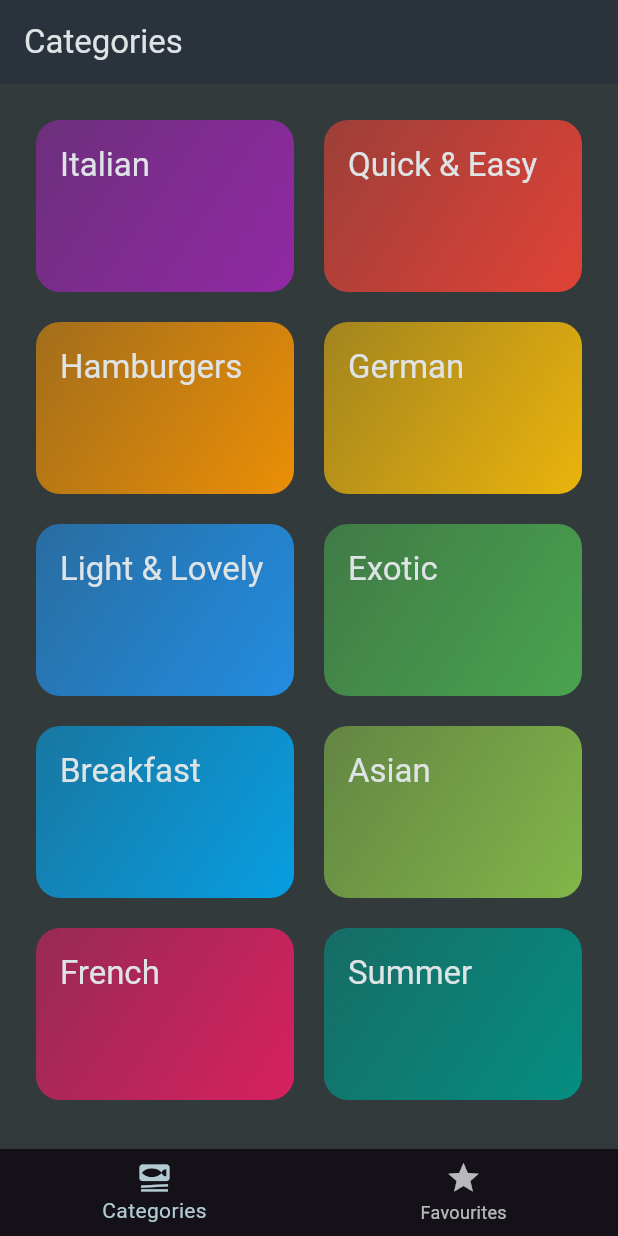
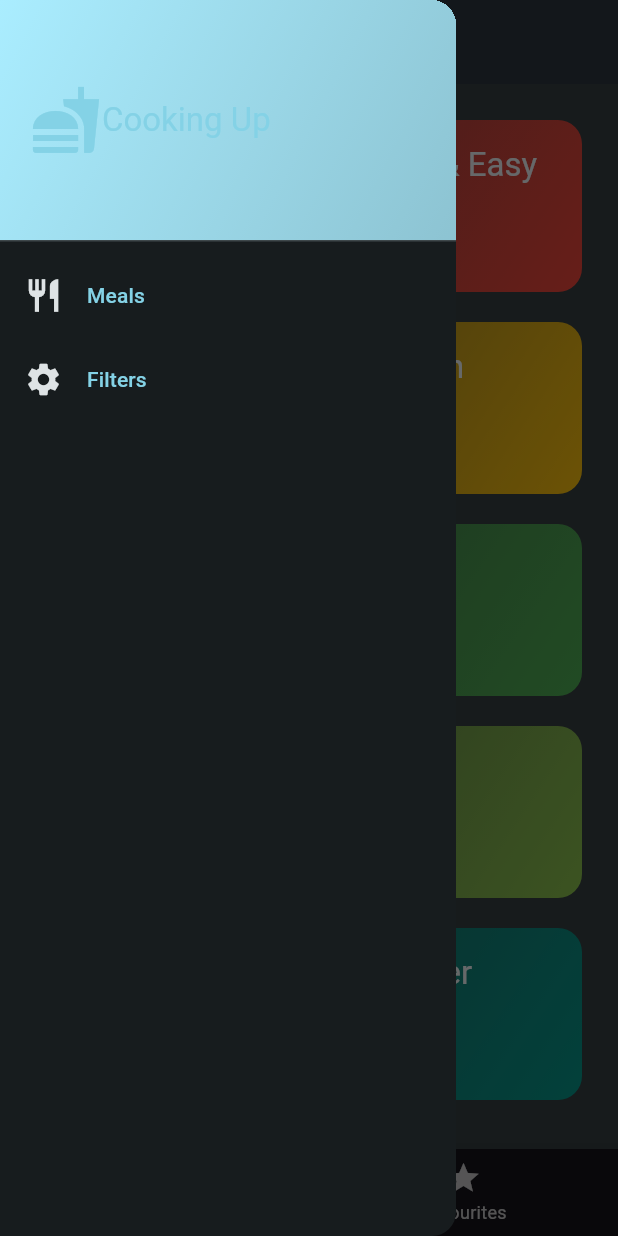
Before and after one commit to Wilson-Ochieng/mealsapp, a Flutter app: the screen it shows after launch, with the side drawer open (before the commit the screen has no drawer), on a phone screen of 412 x 824 dp. Run offline on Flutter 3.47's test engine with Material 3 defaults, Android fonts, the phone set to English and light mode, and no system bars; our stand-ins replace transparent_image.

Commit message:
created a sidedrawer

```diff
--- a/lib/screens/tabs.dart
+++ b/lib/screens/tabs.dart
@@ -2,6 +2,7 @@ import 'package:flutter/material.dart';
 import 'package:mealsapp/model/meals.dart';
 import 'package:mealsapp/screens/categories.dart';
 import 'package:mealsapp/screens/meals.dart';
+import 'package:mealsapp/widgets/main_drawer.dart';
 
 class TabsScreen extends StatefulWidget {
   const TabsScreen({super.key});
@@ -34,16 +35,20 @@ class _TabsScreenState extends State<TabsScreen> {
       });
       _showInfoMessage('Marked as  a favourite!');
     }
-
   }
 
   void _selectPage(int index) {
     setState(() {
       _selectedPageIndex = index;
+    });
+  }
+
+  void _setScreen(String identifier) {
+    if (identifier == 'Filter') {
+    } else {
+
+      Navigator.of(context).pop();
     }
-
-
-    );
   }
 
   @override
@@ -65,6 +70,9 @@ class _TabsScreenState extends State<TabsScreen> {
       appBar: AppBar(
         title: Text(activePageTitle),
       ),
+      drawer: MainDrawer(
+        onSelectScreen: _setScreen,
+      ),
       body: activePage,
       bottomNavigationBar: BottomNavigationBar(
         currentIndex: _selectedPageIndex,
--- /dev/null
+++ b/lib/widgets/main_drawer.dart
@@ -0,0 +1,77 @@
+import 'package:flutter/material.dart';
+
+class MainDrawer extends StatelessWidget {
+  const MainDrawer({super.key, required this.onSelectScreen});
+
+  final void Function(String identifier) onSelectScreen;
+
+  @override
+  Widget build(BuildContext context) {
+    return Drawer(
+      child: Column(
+        children: [
+          DrawerHeader(
+              padding: const EdgeInsets.all(20),
+              decoration: BoxDecoration(
+                  gradient: LinearGradient(colors: [
+                Theme.of(context).colorScheme.onPrimaryContainer,
+                Theme.of(context)
+                    .colorScheme
+                    .onPrimaryContainer
+                    .withOpacity(0.8)
+              ], begin: Alignment.topLeft, end: Alignment.bottomRight)),
+              child: Row(
+                children: [
+                  Icon(Icons.fastfood,
+                      size: 48, color: Theme.of(context).colorScheme.primary),
+                  const SizedBox(
+                    height: 26,
+                  ),
+                  Text(
+                    'Cooking Up',
+                    style: Theme.of(context)
+                        .textTheme
+                        .titleLarge!
+                        .copyWith(color: Theme.of(context).colorScheme.primary),
+                  )
+                ],
+              )),
+          ListTile(
+            leading: Icon(
+              Icons.restaurant,
+              size: 26,
+              color: Theme.of(context).colorScheme.onBackground,
+            ),
+            title: Text(
+              'Meals',
+              style: Theme.of(context)
+                  .textTheme
+                  .titleSmall!
+                  .copyWith(color: Theme.of(context).colorScheme.primary),
+            ),
+            onTap: () {
+              onSelectScreen('Meals');
+            },
+          ),
+          ListTile(
+            leading: Icon(
+              Icons.settings,
+              size: 26,
+              color: Theme.of(context).colorScheme.onBackground,
+            ),
+            title: Text(
+              'Filters',
+              style: Theme.of(context)
+                  .textTheme
+                  .titleSmall!
+                  .copyWith(color: Theme.of(context).colorScheme.primary),
+            ),
+            onTap: () {
+              onSelectScreen('Filters');
+            },
+          )
+        ],
+      ),
+    );
+  }
+}
```
Also changed, not shown: 1 other file.
